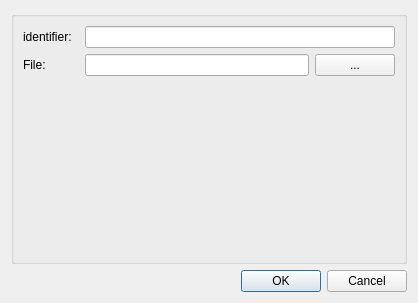
Before: the Qt Designer form mapclientplugins/filelocationsinkstep/qt/configuredialog.ui in tsalemink/mapclientplugins.filelocationsinkstep, drawn with Qt 5.
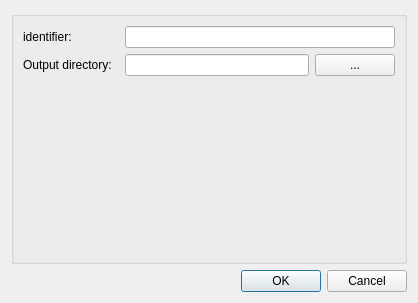
After: the same form once the commit is applied.

Commit message: Edit configure dialog label

```diff
--- a/mapclientplugins/filelocationsinkstep/qt/configuredialog.ui
+++ b/mapclientplugins/filelocationsinkstep/qt/configuredialog.ui
@@ -60,7 +60,7 @@
       <item row="2" column="0">
        <widget class="QLabel" name="label1">
         <property name="text">
-         <string>File:  </string>
+         <string>Output directory:  </string>
         </property>
        </widget>
       </item>
```
The commit also changes 1 other file.
